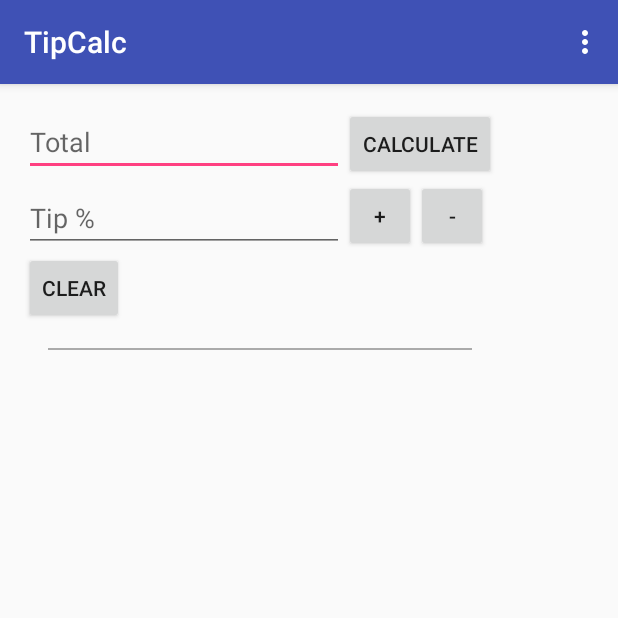
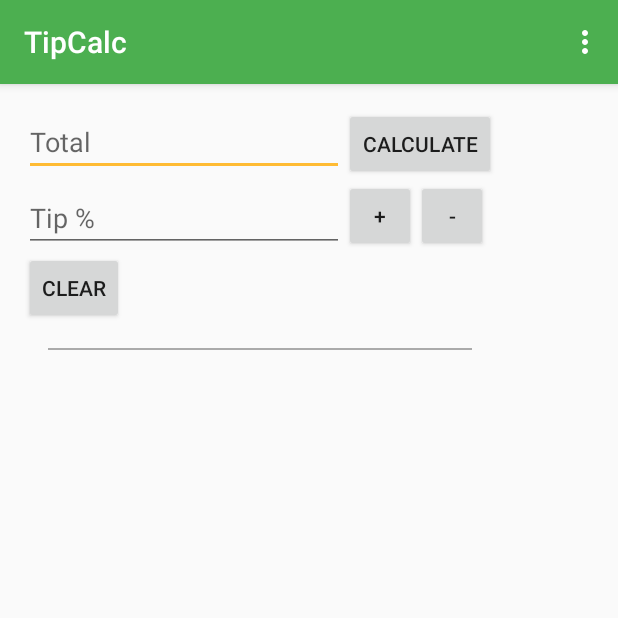
Before and after one commit to marcosmercuri/TipCalc, an Android app: the screen it shows after launch (MainActivity), on a phone screen of 412 x 824 dp, the top half of it. Run offline under Robolectric (Android 15) with nearby library versions, the phone set to English and light mode, and no system bars; our stand-ins replace ButterKnife.

Commit message:
Change the theme color

```diff
--- a/app/src/main/res/values/colors.xml
+++ b/app/src/main/res/values/colors.xml
@@ -1,6 +1,6 @@
 <?xml version="1.0" encoding="utf-8"?>
 <resources>
-    <color name="colorPrimary">#3F51B5</color>
-    <color name="colorPrimaryDark">#303F9F</color>
+    <color name="colorPrimary">#4caf50</color>
+    <color name="colorPrimaryDark">#388e3c</color>
     <color name="colorAccent">#FF4081</color>
 </resources>
--- a/app/src/main/res/values/styles.xml
+++ b/app/src/main/res/values/styles.xml
@@ -5,7 +5,7 @@
         <!-- Customize your theme here. -->
         <item name="colorPrimary">@color/colorPrimary</item>
         <item name="colorPrimaryDark">@color/colorPrimaryDark</item>
-        <item name="colorAccent">@color/colorAccent</item>
+        <item name="colorAccent">@android:color/holo_orange_light</item>
     </style>
 
 </resources>
```
